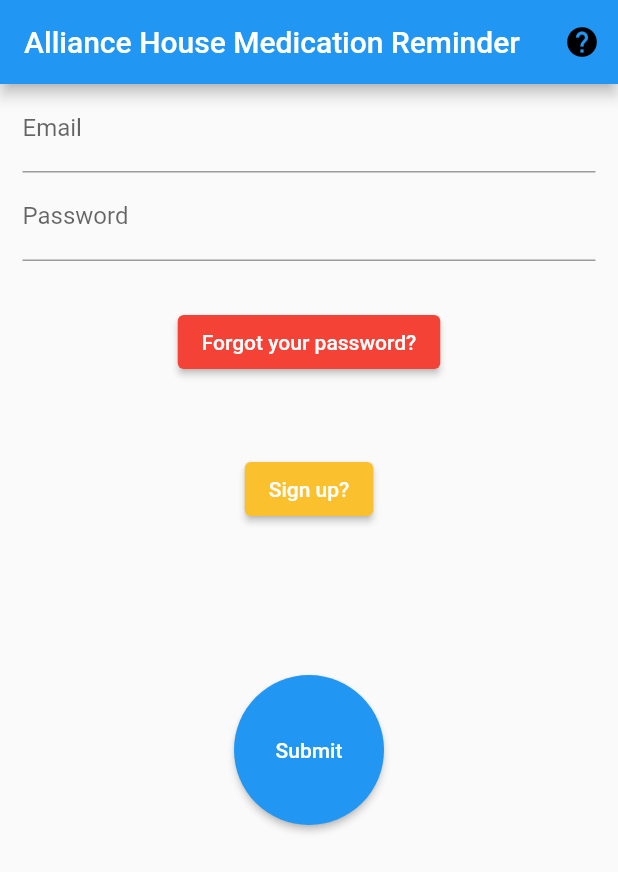
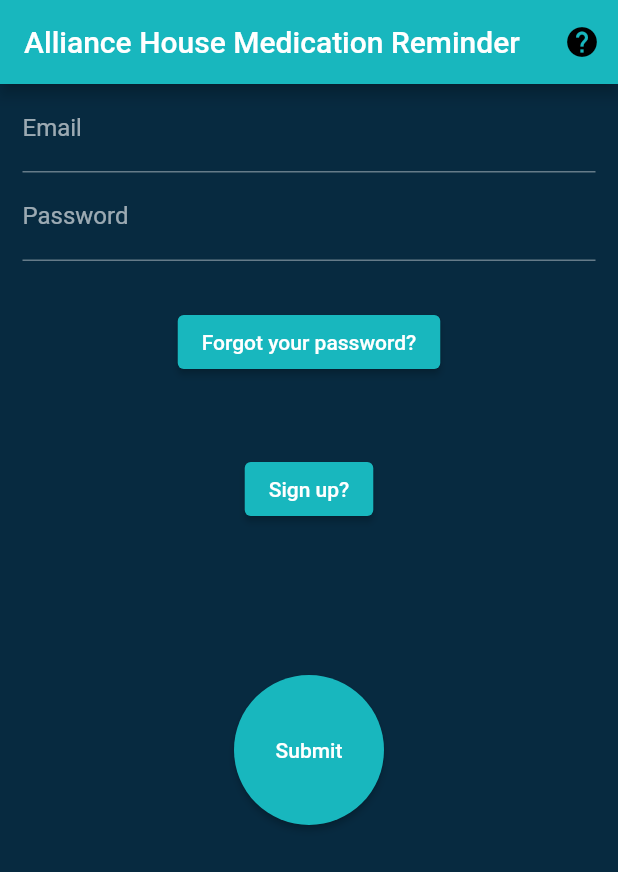
Before and after one commit to WSUCptSCapstone-Fall2022Spring2023/lami-fullstackapp, a Flutter app: the screen it shows after launch, on a phone screen of 412 x 824 dp. Shown: the top 872 px of the screen. Run offline on Flutter 3.47's test engine with Material 2 defaults, Android fonts, the light colour scheme and no system bars; our stand-ins replace awesome_notifications, cloud_firestore, email_validator, firebase_auth, firebase_core, flutter_advanced_switch and 3 more; missing offline and left inert: flutter_horizontal_divider, flutter_picker; accounts and stored records are empty.

Commit message:
Finished the coloring of the rest of the pages.

```diff
--- a/alarm_mobile_app/lib/home.dart
+++ b/alarm_mobile_app/lib/home.dart
@@ -7,7 +7,6 @@
 import 'package:alarm_mobile_app/create_alarm.dart';
 import 'package:alarm_mobile_app/edit_alarm.dart';
 import 'package:alarm_mobile_app/settings.dart';
-import 'package:flutter/foundation.dart';
 import 'package:flutter/material.dart';
 import 'package:shared_preferences/shared_preferences.dart';
 import 'alarm.dart';
--- a/alarm_mobile_app/lib/login.dart
+++ b/alarm_mobile_app/lib/login.dart
@@ -33,7 +33,7 @@ class LogIn extends StatelessWidget {
     return MaterialApp(
         title: appTitle,
         darkTheme: ThemeColors.darkData,
-        theme: ThemeColors.lightData,
+        theme: ThemeColors.darkData,
         themeMode: ThemeMode.system,
         home: Builder(builder: (BuildContext context) {
           return Scaffold(
@@ -160,8 +160,7 @@ class LogInFormState extends State<LogInForm> {
               padding: const EdgeInsets.symmetric(vertical: 30.0),
               child: ElevatedButton(
                 style: ElevatedButton.styleFrom(
-                  primary: Colors.red, // button
-                  onPrimary: Colors.white, // letter
+                  backgroundColor: ThemeColors.darkData.primaryColorLight, // button
                 ),
                 onPressed: () {
                   // Validate returns true if the form is valid, or false otherwise.
@@ -175,8 +174,7 @@ class LogInFormState extends State<LogInForm> {
               padding: const EdgeInsets.symmetric(vertical: 20.0),
               child: ElevatedButton(
                 style: ElevatedButton.styleFrom(
-                  primary: Colors.yellow[700], // button
-                  onPrimary: Colors.white, // letter
+                  backgroundColor: ThemeColors.darkData.primaryColorLight,  // button
                 ),
                 onPressed: () {
                   // Validate returns true if the form is valid, or false otherwise.
@@ -190,6 +188,7 @@ class LogInFormState extends State<LogInForm> {
               padding: const EdgeInsets.symmetric(vertical: 80.0),
               child: ElevatedButton(
                 style: ElevatedButton.styleFrom(
+                  backgroundColor: ThemeColors.darkData.primaryColorLight,
                   shape: const CircleBorder(),
                   // fixedSize: Size(200, 150,),
                   fixedSize: const Size.fromRadius(50),
```
Also changed, not shown: alarm_mobile_app/lib/edit_alarm.dart (+14 -5 lines), alarm_mobile_app/lib/settings.dart (+4 -7 lines).
